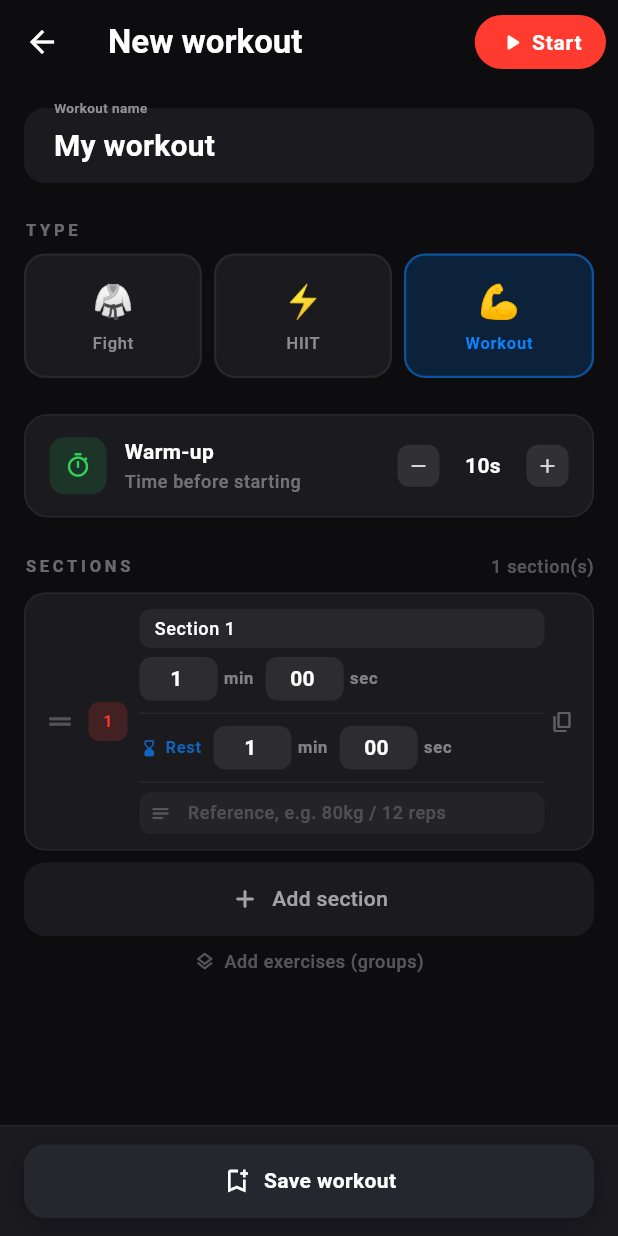
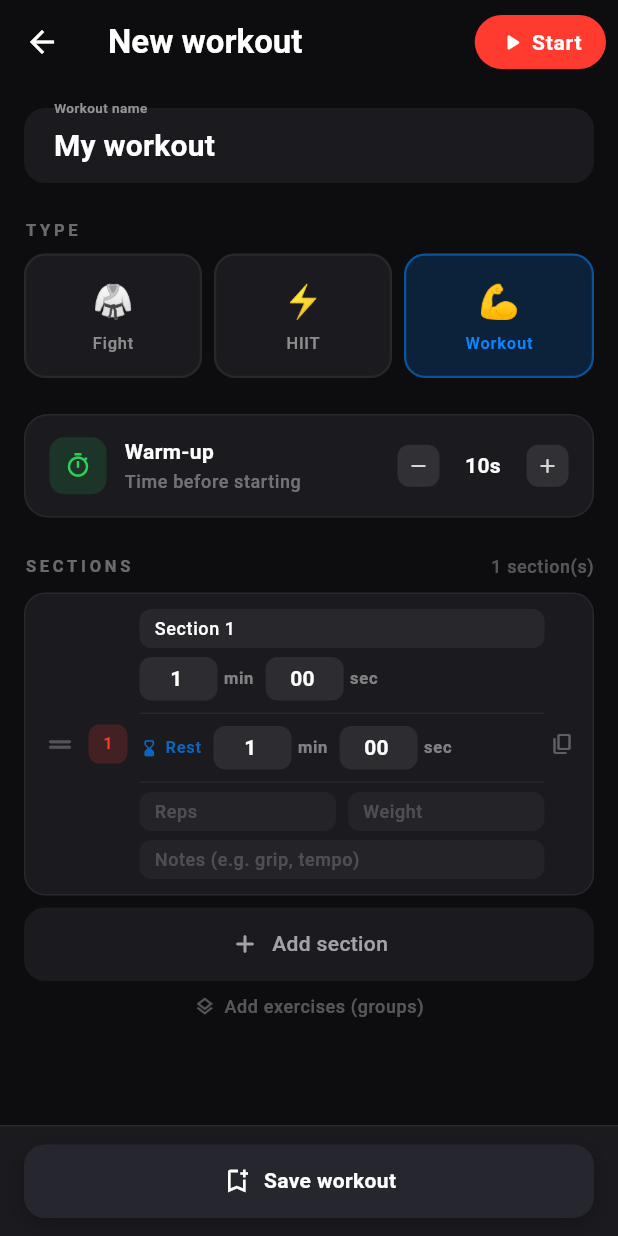
Before and after one commit to reangeline/fuezone, a Flutter app: the AddWorkoutScreen screen opened directly, on a phone screen of 412 x 824 dp. Run offline on Flutter 3.47's test engine with Material 3 defaults, Android fonts, the phone set to English and light mode, and no system bars; our stand-ins replace google_mobile_ads, just_audio, shared_preferences, vibration, wakelock_plus; missing offline and left inert: audio_session; accounts and stored records are empty.

Commit message:
feat: split seriesNote into reps, weight, obs fields
Planning info per series is now structured: reps + weight on one row,
free-text obs below. Execution screen formats them as "12 × 80kg · grip fechado".
Backward-compatible: old presets load with null fields and show nothing.

Co-Authored-By: Claude Sonnet 4.6 <noreply@anthropic.com>

```diff
--- a/lib/screens/add_workout_screen.dart
+++ b/lib/screens/add_workout_screen.dart
@@ -21,7 +21,9 @@ class _SectionData {
     int sec = 0,
     int restMin = 1,
     int restSec = 0,
-    String seriesNote = '',
+    String reps = '',
+    String weight = '',
+    String obs = '',
   })  : key = UniqueKey(),
         labelCtrl = TextEditingController(text: label),
         minCtrl = TextEditingController(text: min.toString()),
@@ -29,7 +31,9 @@ class _SectionData {
         restMinCtrl = TextEditingController(text: restMin.toString()),
         restSecCtrl =
             TextEditingController(text: restSec.toString().padLeft(2, '0')),
-        seriesNoteCtrl = TextEditingController(text: seriesNote);
+        repsCtrl = TextEditingController(text: reps),
+        weightCtrl = TextEditingController(text: weight),
+        obsCtrl = TextEditingController(text: obs);
 
   final Key key;
   final TextEditingController labelCtrl;
@@ -37,7 +41,9 @@ class _SectionData {
   final TextEditingController secCtrl;
   final TextEditingController restMinCtrl;
   final TextEditingController restSecCtrl;
-  final TextEditingController seriesNoteCtrl;
+  final TextEditingController repsCtrl;
+  final TextEditingController weightCtrl;
+  final TextEditingController obsCtrl;
 
   bool get isValid => true; // duração zero = fase manual
 
@@ -54,7 +60,6 @@ class _SectionData {
 
   TimerPhase toPhase(int index, {int? groupIndex}) {
     final raw = labelCtrl.text.trim();
-    final note = seriesNoteCtrl.text.trim();
     return TimerPhase(
       type: PhaseType.work,
       label: raw.isEmpty ? 'Series ${index + 1}' : raw,
@@ -63,7 +68,9 @@ class _SectionData {
         seconds: int.tryParse(secCtrl.text) ?? 0,
       ),
       groupIndex: groupIndex,
-      seriesNote: note.isEmpty ? null : note,
+      reps: repsCtrl.text.trim().isEmpty ? null : repsCtrl.text.trim(),
+      weight: weightCtrl.text.trim().isEmpty ? null : weightCtrl.text.trim(),
+      obs: obsCtrl.text.trim().isEmpty ? null : obsCtrl.text.trim(),
     );
   }
 
@@ -73,7 +80,9 @@ class _SectionData {
     secCtrl.dispose();
     restMinCtrl.dispose();
     restSecCtrl.dispose();
-    seriesNoteCtrl.dispose();
+    repsCtrl.dispose();
+    weightCtrl.dispose();
+    obsCtrl.dispose();
   }
 }
 
@@ -189,7 +198,9 @@ class _AddWorkoutScreenState extends State<AddWorkoutScreen> {
             sec: workSec,
             restMin: restMin,
             restSec: restSec,
-            seriesNote: phase.seriesNote ?? '',
+            reps: phase.reps ?? '',
+            weight: phase.weight ?? '',
+            obs: phase.obs ?? '',
           ));
         }
         i++;
@@ -227,7 +238,9 @@ class _AddWorkoutScreenState extends State<AddWorkoutScreen> {
               sec: workSec,
               restMin: restMin,
               restSec: restSec,
-              seriesNote: phase.seriesNote ?? '',
+              reps: phase.reps ?? '',
+              weight: phase.weight ?? '',
+              obs: phase.obs ?? '',
             ));
           }
           j++;
@@ -322,7 +335,9 @@ class _AddWorkoutScreenState extends State<AddWorkoutScreen> {
       sec: int.tryParse(section.secCtrl.text) ?? 0,
       restMin: int.tryParse(section.restMinCtrl.text) ?? 0,
       restSec: int.tryParse(section.restSecCtrl.text) ?? 0,
-      seriesNote: section.seriesNoteCtrl.text.trim(),
+      reps: section.repsCtrl.text.trim(),
+      weight: section.weightCtrl.text.trim(),
+      obs: section.obsCtrl.text.trim(),
     );
     setState(() =>
         group.sections.insert(group.sections.indexOf(section) + 1, copy));
@@ -1164,7 +1179,7 @@ class _SectionCardState extends State<_SectionCard> {
                   ],
                 ),
 
-                // Nota da série (campo de planejamento)
+                // Campos de planejamento: reps + peso + obs
                 const SizedBox(height: AppSpacing.sm),
                 Divider(
                   height: 1,
@@ -1172,38 +1187,30 @@ class _SectionCardState extends State<_SectionCard> {
                   color: Colors.white.withValues(alpha: 0.06),
                 ),
                 const SizedBox(height: AppSpacing.sm - 2),
-                TextField(
-                  controller: widget.data.seriesNoteCtrl,
-                  onChanged: (_) => widget.onChanged(),
-                  style: Theme.of(context).textTheme.bodySmall?.copyWith(
-                        color: Colors.white70,
-                        fontSize: 12,
-                      ),
-                  decoration: InputDecoration(
-                    hintText: 'Reference, e.g. 80kg / 12 reps',
-                    hintStyle: Theme.of(context).textTheme.bodySmall?.copyWith(
-                          color: Colors.white.withValues(alpha: 0.2),
-                          fontSize: 12,
-                        ),
-                    prefixIcon: Icon(
-                      Icons.notes_rounded,
-                      size: 14,
-                      color: Colors.white.withValues(alpha: 0.25),
-                    ),
-                    prefixIconConstraints:
-                        const BoxConstraints(minWidth: 28, minHeight: 28),
-                    isDense: true,
-                    filled: true,
-                    fillColor: Colors.white.withValues(alpha: 0.04),
-                    border: OutlineInputBorder(
-                      borderRadius: BorderRadius.circular(8),
-                      borderSide: BorderSide.none,
-                    ),
-                    contentPadding: const EdgeInsets.symmetric(
-                      horizontal: AppSpacing.xs + 2,
-                      vertical: AppSpacing.xs,
-                    ),
-                  ),
+                Row(
+                  children: [
+                    Expanded(
+                      child: _PlanningField(
+                        controller: widget.data.repsCtrl,
+                        hint: 'Reps',
+                        onChanged: widget.onChanged,
+                      ),
+                    ),
+                    const SizedBox(width: AppSpacing.sm),
+                    Expanded(
+                      child: _PlanningField(
+                        controller: widget.data.weightCtrl,
+                        hint: 'Weight',
+                        onChanged: widget.onChanged,
+                      ),
+                    ),
+                  ],
+                ),
+                const SizedBox(height: AppSpacing.xs + 2),
+                _PlanningField(
+                  controller: widget.data.obsCtrl,
+                  hint: 'Notes (e.g. grip, tempo)',
+                  onChanged: widget.onChanged,
                 ),
               ],
             ),
@@ -1562,6 +1569,52 @@ class _DurationField extends StatelessWidget {
 }
 
 // ---------------------------------------------------------------------------
+// Campo compacto de planejamento (reps, peso, obs)
+// ---------------------------------------------------------------------------
+
+class _PlanningField extends StatelessWidget {
+  const _PlanningField({
+    required this.controller,
+    required this.hint,
+    required this.onChanged,
+  });
+
+  final TextEditingController controller;
+  final String hint;
+  final VoidCallback onChanged;
+
+  @override
+  Widget build(BuildContext context) {
+    return TextField(
+      controller: controller,
+      onChanged: (_) => onChanged(),
+      style: Theme.of(context).textTheme.bodySmall?.copyWith(
+            color: Colors.white70,
+            fontSize: 12,
+          ),
+      decoration: InputDecoration(
+        hintText: hint,
+        hintStyle: Theme.of(context).textTheme.bodySmall?.copyWith(
+              color: Colors.white.withValues(alpha: 0.2),
+              fontSize: 12,
+            ),
+        isDense: true,
+        filled: true,
+        fillColor: Colors.white.withValues(alpha: 0.04),
+        border: OutlineInputBorder(
+          borderRadius: BorderRadius.circular(8),
+          borderSide: BorderSide.none,
+        ),
+        contentPadding: const EdgeInsets.symmetric(
+          horizontal: AppSpacing.xs + 2,
+          vertical: AppSpacing.xs,
+        ),
+      ),
+    );
+  }
+}
+
+// ---------------------------------------------------------------------------
 // Barra inferior de salvar
 // ---------------------------------------------------------------------------
 
```
Also changed, not shown: lib/screens/timer_screen.dart (+20 -4 lines).
